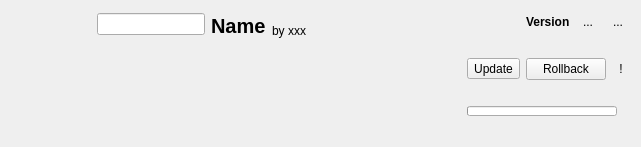
kaniol-lck/modmanager, file src/ui/localmoditemwidget.ui: the form before one commit.
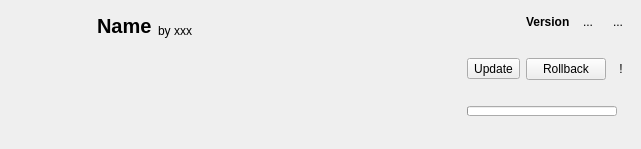
The form after the commit. Icons and pictures are not drawn.

Diff of the .ui file:
```diff
--- a/src/ui/localmoditemwidget.ui
+++ b/src/ui/localmoditemwidget.ui
@@ -7,7 +7,7 @@
     <x>0</x>
     <y>0</y>
     <width>641</width>
-    <height>147</height>
+    <height>149</height>
    </rect>
   </property>
   <property name="windowTitle">
@@ -16,9 +16,6 @@
   <layout class="QGridLayout" name="gridLayout">
    <item row="0" column="1" rowspan="2">
     <layout class="QHBoxLayout" name="horizontalLayout_3">
-     <item>
-      <widget class="QLineEdit" name="aliasText"/>
-     </item>
      <item>
       <widget class="QLabel" name="modName">
        <property name="sizePolicy">
@@ -50,6 +47,12 @@
          <verstretch>0</verstretch>
         </sizepolicy>
        </property>
+       <property name="maximumSize">
+        <size>
+         <width>200</width>
+         <height>16777215</height>
+        </size>
+       </property>
        <property name="font">
         <font>
          <pointsize>9</pointsize>
@@ -63,6 +66,19 @@
        </property>
       </widget>
      </item>
+     <item>
+      <spacer name="horizontalSpacer_3">
+       <property name="orientation">
+        <enum>Qt::Horizontal</enum>
+       </property>
+       <property name="sizeHint" stdset="0">
+        <size>
+         <width>40</width>
+         <height>20</height>
+        </size>
+       </property>
+      </spacer>
+     </item>
     </layout>
    </item>
    <item row="1" column="4" rowspan="2">
```
